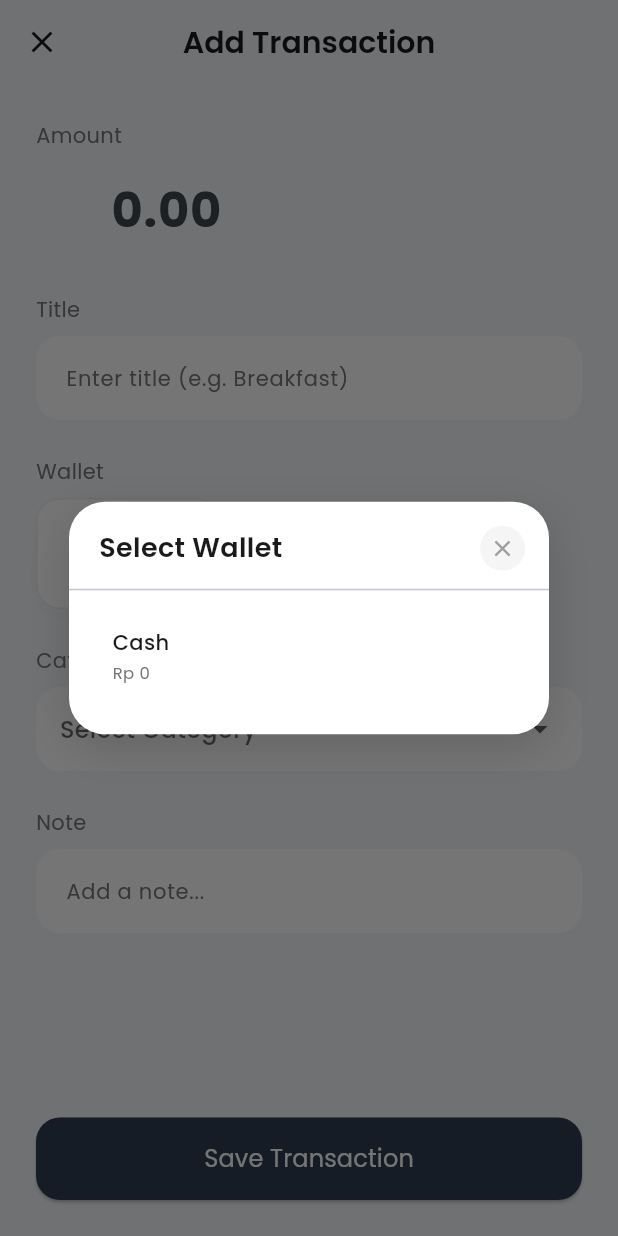
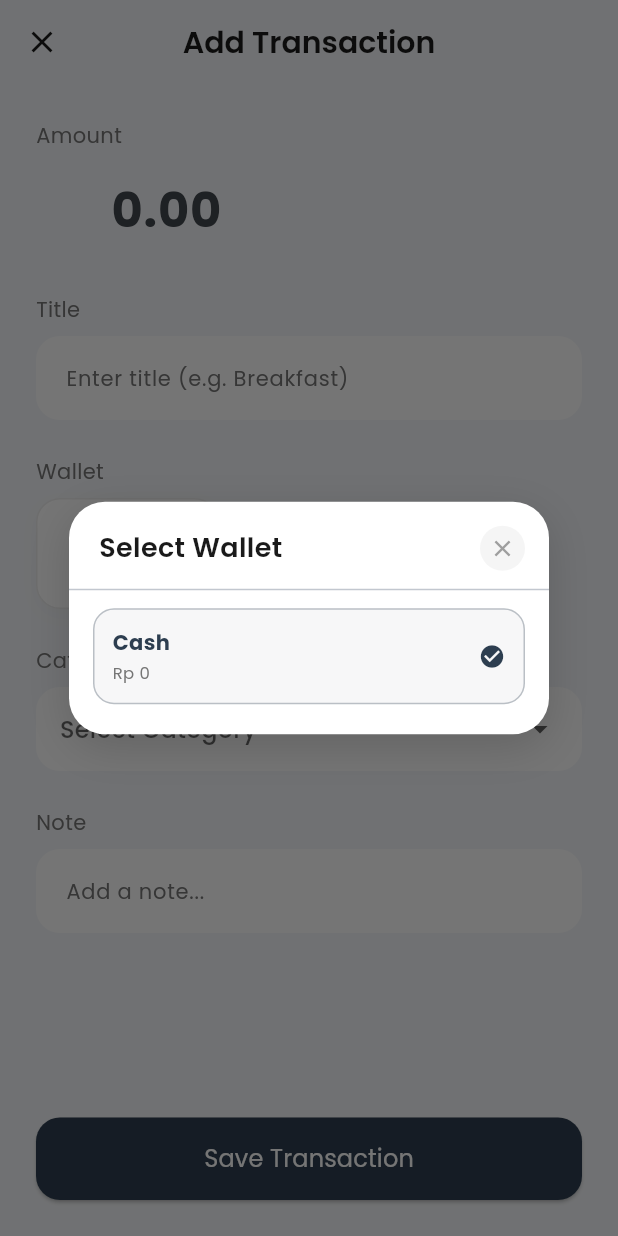
Before and after one commit to trianapriliant/Ollo, a Flutter app: the AddTransactionScreen screen opened by its route, after a tap on "Cash", on a phone screen of 412 x 824 dp. Run offline on Flutter 3.47's test engine with Material 3 defaults, Android fonts, the phone set to English and light mode, and no system bars; our stand-ins replace fl_chart, flutter_native_splash, flutter_riverpod, flutter_svg, font_awesome_flutter, go_router and 6 more; missing offline and left inert: google_mlkit_text_recognition, home_widget; accounts and stored records are empty; generated files the repository leaves out were written again; project files that could hold a hidden picture were left out.

Commit message:
fix: major bug on button FAB, voice, chat, and etc

```diff
--- a/lib/src/common_widgets/scaffold_with_nav_bar.dart
+++ b/lib/src/common_widgets/scaffold_with_nav_bar.dart
@@ -127,7 +127,10 @@ class _ScaffoldWithNavBarState extends State<ScaffoldWithNavBar> {
             ),
           ),
 
-          floatingActionButton: FloatingActionButton(
+          // Use a threshold to detect keyboard (avoid hiding for small insets like system bars)
+          floatingActionButton: MediaQuery.of(context).viewInsets.bottom > 100
+            ? null
+            : FloatingActionButton(
             onPressed: () {
               showModalBottomSheet(
                 context: context,
--- a/lib/src/features/transactions/presentation/add_transaction_screen.dart
+++ b/lib/src/features/transactions/presentation/add_transaction_screen.dart
@@ -51,6 +51,22 @@ class _AddTransactionScreenState extends ConsumerState<AddTransactionScreen> {
       _selectedWalletId = t.walletId;
       _selectedDestinationWalletId = t.destinationWalletId;
     }
+
+    // Logic to Auto-Select 'Cash' if no wallet is selected yet
+    // (Works for new transactions AND drafts/voice results that missed a wallet)
+    if (_selectedWalletId == null) {
+      final walletsVal = ref.read(walletListProvider);
+      if (walletsVal.hasValue) {
+        final wallets = walletsVal.valueOrNull ?? [];
+        if (wallets.isNotEmpty) {
+           final defaultWallet = wallets.firstWhere(
+             (w) => w.name.toLowerCase() == 'cash',
+             orElse: () => wallets.first,
+           );
+           _selectedWalletId = defaultWallet.externalId ?? defaultWallet.id.toString();
+        }
+      }
+    }
   }
 
   @override
@@ -61,6 +77,23 @@ class _AddTransactionScreenState extends ConsumerState<AddTransactionScreen> {
     final primaryColor = isExpense ? Colors.red[400]! : (isTransfer ? Colors.indigo : Colors.green[600]!);
 
     final categoriesAsync = ref.watch(categoryListProvider(isExpense ? CategoryType.expense : CategoryType.income));
+
+    // Listen for wallet data if not yet selected
+    ref.listen<AsyncValue<List<Wallet>>>(walletListProvider, (previous, next) {
+      if (_selectedWalletId == null && widget.transactionToEdit == null) {
+        next.whenData((wallets) {
+          if (wallets.isNotEmpty) {
+             final defaultWallet = wallets.firstWhere(
+               (w) => w.name.toLowerCase() == 'cash',
+               orElse: () => wallets.first,
+             );
+             setState(() {
+               _selectedWalletId = defaultWallet.externalId ?? defaultWallet.id.toString();
+             });
+          }
+        });
+      }
+    });
 
     return Scaffold(
       backgroundColor: AppColors.background,
```
Also changed, not shown: lib/src/features/quick_record/presentation/quick_record_modal.dart (+37 -6 lines), lib/src/features/transactions/data/transaction_repository.dart (+14 -0 lines), lib/src/features/transactions/presentation/transaction_detail_screen.dart (+1 -25 lines), lib/src/features/transactions/presentation/widgets/add_transaction_bottom_sheet.dart (+23 -10 lines).
